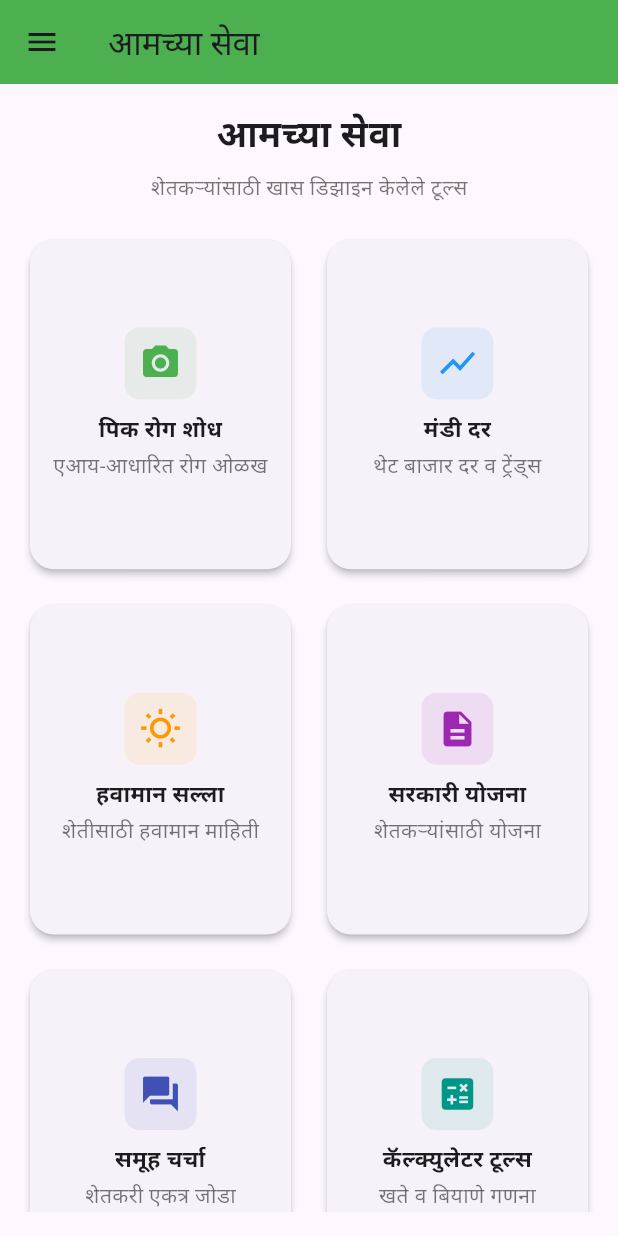
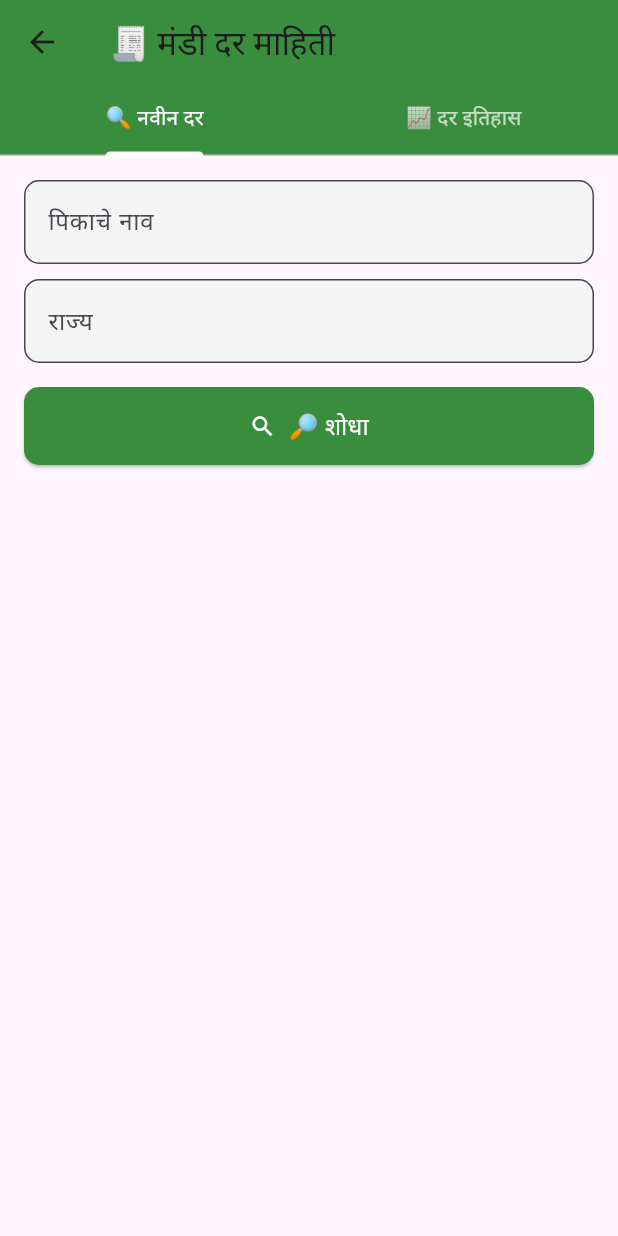
Before and after one commit to Shubh1619/KRISHI-AI-FRONTEND, a Flutter app: the MainPage screen opened directly with empty values, after a tap on "मंडी दर", on a phone screen of 412 x 824 dp. Run offline on Flutter 3.47's test engine with Material 3 defaults, Android fonts, the phone set to English and light mode, and no system bars; our stand-ins replace dio, file_picker, flutter_markdown, image_picker.

Commit message:
market price

```diff
--- a/lib/screens/dashboard.dart
+++ b/lib/screens/dashboard.dart
@@ -2,6 +2,8 @@ import 'package:flutter/material.dart';
 import 'crop_disease_detection.dart';
 import 'weather_details.dart';
 import 'login_page.dart';
+import 'market_price.dart';
+
 
 class MainPage extends StatelessWidget {
   final String farmerName;
@@ -36,8 +38,12 @@ class MainPage extends StatelessWidget {
   'color': Colors.blue,
   'title': 'मंडी दर',
   'subtitle': 'थेट बाजार दर व ट्रेंड्स',
-        'onTap': () {},
+  'onTap': () => Navigator.push(
+    context,
+    MaterialPageRoute(builder: (context) =>  MandiPricesScreen()),
+  ),
 },
+
       {
         'icon': Icons.wb_sunny_outlined,
         'color': Colors.orange,
--- /dev/null
+++ b/lib/screens/market_price.dart
@@ -0,0 +1,224 @@
+import 'package:flutter/material.dart';
+import 'dart:convert';
+import 'package:http/http.dart' as http;
+
+class MandiPricesScreen extends StatefulWidget {
+  @override
+  _MandiPricesScreenState createState() => _MandiPricesScreenState();
+}
+
+class _MandiPricesScreenState extends State<MandiPricesScreen>
+    with SingleTickerProviderStateMixin {
+  late TabController _tabController;
+  final cropController = TextEditingController();
+  final daysController = TextEditingController();
+  final stateController = TextEditingController();
+  final districtController = TextEditingController();
+
+  Map<String, dynamic>? latestData;
+  List<dynamic>? historyData;
+  bool isLoading = false;
+
+  @override
+  void initState() {
+    _tabController = TabController(length: 2, vsync: this);
+    super.initState();
+  }
+
+  @override
+  void dispose() {
+    _tabController.dispose();
+    cropController.dispose();
+    daysController.dispose();
+    stateController.dispose();
+    districtController.dispose();
+    super.dispose();
+  }
+
+  Future<void> fetchLatestPrices() async {
+    setState(() => isLoading = true);
+    final crop = cropController.text.trim();
+    final state = stateController.text.trim();
+    final url = Uri.parse(
+      'https://krushi-ai.onrender.com/mandi/latest?crop=$crop&state=$state',
+    );
+    try {
+      final res = await http.get(url);
+      if (res.statusCode == 200) {
+        setState(() {
+          latestData = json.decode(res.body);
+        });
+      } else {
+        setState(() {
+          latestData = null;
+        });
+      }
+    } catch (_) {}
+    setState(() => isLoading = false);
+  }
+
+  Future<void> fetchHistoryPrices() async {
+    setState(() => isLoading = true);
+    final crop = cropController.text.trim();
+    final district = districtController.text.trim();
+    final days = daysController.text.trim();
+    final url = Uri.parse(
+      'https://krushi-ai.onrender.com/mandi/history?crop=$crop&district=$district&days=$days',
+    );
+    try {
+      final res = await http.get(url);
+      if (res.statusCode == 200) {
+        final response = json.decode(res.body);
+        setState(() {
+          historyData = response['history'];
+        });
+      } else {
+        setState(() {
+          historyData = null;
+        });
+      }
+    } catch (_) {}
+    setState(() => isLoading = false);
+  }
+
+  @override
+  Widget build(BuildContext context) {
+    return Scaffold(
+      appBar: AppBar(
+        backgroundColor: Colors.green.shade700,
+        title: const Text('🧾 मंडी दर माहिती'),
+        bottom: TabBar(
+          controller: _tabController,
+          labelColor: Colors.white,
+          unselectedLabelColor: Colors.white70,
+          indicatorColor: Colors.white,
+          tabs: const [Tab(text: '🔍 नवीन दर'), Tab(text: '📈 दर इतिहास')],
+        ),
+      ),
+      body: TabBarView(
+        controller: _tabController,
+        children: [_buildLatestTab(), _buildHistoryTab()],
+      ),
+    );
+  }
+
+  Widget _buildLatestTab() {
+    return SingleChildScrollView(
+      padding: const EdgeInsets.all(16),
+      child: Column(
+        crossAxisAlignment: CrossAxisAlignment.start,
+        children: [
+          _buildInputField(cropController, 'पिकाचे नाव'),
+          const SizedBox(height: 10),
+          _buildInputField(stateController, 'राज्य'),
+          const SizedBox(height: 16),
+          _buildButton('🔎 शोधा', fetchLatestPrices),
+          const SizedBox(height: 20),
+          if (isLoading) const Center(child: CircularProgressIndicator()),
+          if (latestData != null) ...[
+            _buildInfoCard('📦 पीक', latestData!['पीक'] ?? '--'),
+            _buildInfoCard('🏞️ राज्य', latestData!['राज्य'] ?? '--'),
+            _buildInfoCard('💰 किंमत', '₹${latestData!['नवीनतम किंमत']}'),
+          ],
+        ],
+      ),
+    );
+  }
+
+  Widget _buildHistoryTab() {
+    return Padding(
+      padding: const EdgeInsets.all(16),
+      child: Column(
+        children: [
+          _buildInputField(cropController, 'पिक'),
+          const SizedBox(height: 10),
+          _buildInputField(districtController, 'जिल्हा'),
+          const SizedBox(height: 10),
+          _buildInputField(
+            daysController,
+            'दिवस',
+            inputType: TextInputType.number,
+          ),
+          const SizedBox(height: 16),
+          _buildButton('📊 इतिहास पाहा', fetchHistoryPrices),
+          const SizedBox(height: 16),
+          if (isLoading)
+            const Center(child: CircularProgressIndicator()),
+          if (historyData != null)
+            Expanded(
+              child: ListView.builder(
+                itemCount: historyData!.length,
+                itemBuilder: (context, index) {
+                  final item = historyData![index];
+                  return Card(
+                    color: Colors.white,
+                    elevation: 4,
+                    margin: const EdgeInsets.symmetric(
+                      horizontal: 4,
+                      vertical: 6,
+                    ),
+                    child: ListTile(
+                      leading: const Icon(
+                        Icons.calendar_month,
+                        color: Colors.green,
+                      ),
+                      title: Text('📅 दिनांक: ${item['दिनांक']}'),
+                      subtitle: Text('💵 दर: ₹${item['किंमत']}'),
+                    ),
+                  );
+                },
+              ),
+            ),
+        ],
+      ),
+    );
+  }
+
+  Widget _buildInputField(
+    TextEditingController controller,
+    String label, {
+    TextInputType inputType = TextInputType.text,
+  }) {
+    return TextField(
+      controller: controller,
+      keyboardType: inputType,
+      decoration: InputDecoration(
+        labelText: label,
+        filled: true,
+        fillColor: Colors.grey.shade100,
+        border: OutlineInputBorder(borderRadius: BorderRadius.circular(10)),
+      ),
+    );
+  }
+
+  Widget _buildButton(String label, VoidCallback onPressed) {
+    return SizedBox(
+      width: double.infinity,
+      child: ElevatedButton.icon(
+        style: ElevatedButton.styleFrom(
+          backgroundColor: Colors.green.shade700,
+          foregroundColor: Colors.white,
+          padding: const EdgeInsets.symmetric(vertical: 14),
+          shape: RoundedRectangleBorder(
+            borderRadius: BorderRadius.circular(10),
+          ),
+        ),
+        onPressed: onPressed,
+        icon: const Icon(Icons.search),
+        label: Text(label, style: const TextStyle(fontSize: 16)),
+      ),
+    );
+  }
+
+  Widget _buildInfoCard(String title, String value) {
+    return Card(
+      margin: const EdgeInsets.symmetric(vertical: 6),
+      elevation: 3,
+      child: ListTile(
+        leading: const Icon(Icons.info, color: Colors.green),
+        title: Text(title, style: const TextStyle(fontWeight: FontWeight.bold)),
+        subtitle: Text(value),
+      ),
+    );
+  }
+}
```
Lines whose indentation alone changed are shown as unchanged.
